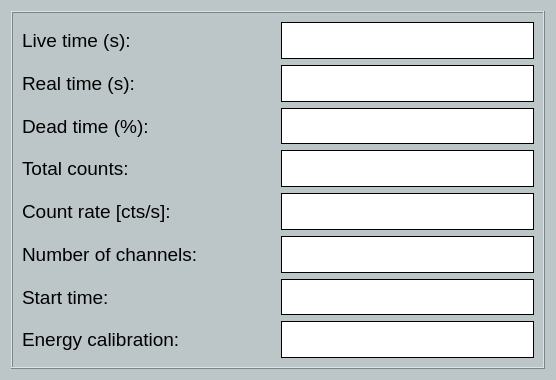
Above: nasagamma/win_info_file.ui from mauricioAyllon/NASA-gamma before the change. Below: the same form after it.
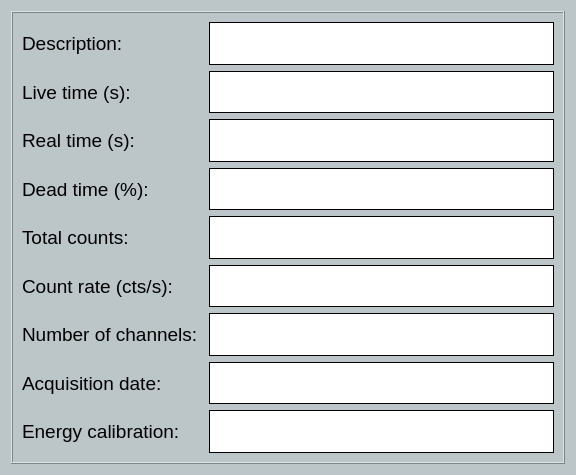
That is the form after the change.

Commit message: Added several parameters and features to the spectrum class like description, energy calibration, and real time. Additonally, I implemented functions to save the spectrum directly to .csv files or .txt files. The latter has more metadata

```diff
--- a/nasagamma/win_info_file.ui
+++ b/nasagamma/win_info_file.ui
@@ -6,8 +6,8 @@
    <rect>
     <x>0</x>
     <y>0</y>
-    <width>556</width>
-    <height>380</height>
+    <width>576</width>
+    <height>475</height>
    </rect>
   </property>
   <property name="palette">
@@ -49,6 +49,15 @@
        </color>
       </brush>
      </colorrole>
+     <colorrole role="PlaceholderText">
+      <brush brushstyle="NoBrush">
+       <color alpha="128">
+        <red>0</red>
+        <green>0</green>
+        <blue>255</blue>
+       </color>
+      </brush>
+     </colorrole>
     </active>
     <inactive>
      <colorrole role="Button">
@@ -87,6 +96,15 @@
        </color>
       </brush>
      </colorrole>
+     <colorrole role="PlaceholderText">
+      <brush brushstyle="NoBrush">
+       <color alpha="128">
+        <red>0</red>
+        <green>0</green>
+        <blue>255</blue>
+       </color>
+      </brush>
+     </colorrole>
     </inactive>
     <disabled>
      <colorrole role="Button">
@@ -125,6 +143,15 @@
        </color>
       </brush>
      </colorrole>
+     <colorrole role="PlaceholderText">
+      <brush brushstyle="NoBrush">
+       <color alpha="128">
+        <red>0</red>
+        <green>0</green>
+        <blue>255</blue>
+       </color>
+      </brush>
+     </colorrole>
     </disabled>
    </palette>
   </property>
@@ -144,19 +171,55 @@
       <enum>QFrame::Raised</enum>
      </property>
      <layout class="QGridLayout" name="gridLayout_2">
-      <item row="0" column="0">
-       <widget class="QLabel" name="label">
+      <item row="7" column="1">
+       <widget class="QLabel" name="label_date">
+        <property name="font">
+         <font>
+          <pointsize>12</pointsize>
+         </font>
+        </property>
+        <property name="styleSheet">
+         <string notr="true">background-color: rgb(255, 255, 255);</string>
+        </property>
+        <property name="frameShape">
+         <enum>QFrame::Box</enum>
+        </property>
+        <property name="text">
+         <string/>
+        </property>
+       </widget>
+      </item>
+      <item row="3" column="1">
+       <widget class="QLabel" name="label_dt">
+        <property name="font">
+         <font>
+          <pointsize>12</pointsize>
+         </font>
+        </property>
+        <property name="styleSheet">
+         <string notr="true">background-color: rgb(255, 255, 255);</string>
+        </property>
+        <property name="frameShape">
+         <enum>QFrame::Box</enum>
+        </property>
+        <property name="text">
+         <string/>
+        </property>
+       </widget>
+      </item>
+      <item row="7" column="0">
+       <widget class="QLabel" name="label_13">
         <property name="font">
          <font>
           <pointsize>14</pointsize>
          </font>
         </property>
         <property name="text">
-         <string>Live time (s): </string>
+         <string>Acquisition date:</string>
         </property>
        </widget>
       </item>
-      <item row="0" column="1">
+      <item row="1" column="1">
        <widget class="QLabel" name="label_lt">
         <property name="font">
          <font>
@@ -174,19 +237,43 @@
         </property>
        </widget>
       </item>
+      <item row="4" column="0">
+       <widget class="QLabel" name="label_3">
+        <property name="font">
+         <font>
+          <pointsize>14</pointsize>
+         </font>
+        </property>
+        <property name="text">
+         <string>Total counts: </string>
+        </property>
+       </widget>
+      </item>
       <item row="1" column="0">
-       <widget class="QLabel" name="label_2">
+       <widget class="QLabel" name="label">
         <property name="font">
          <font>
           <pointsize>14</pointsize>
          </font>
         </property>
         <property name="text">
-         <string>Real time (s): </string>
+         <string>Live time (s): </string>
         </property>
        </widget>
       </item>
-      <item row="1" column="1">
+      <item row="6" column="0">
+       <widget class="QLabel" name="label_5">
+        <property name="font">
+         <font>
+          <pointsize>14</pointsize>
+         </font>
+        </property>
+        <property name="text">
+         <string>Number of channels: </string>
+        </property>
+       </widget>
+      </item>
+      <item row="2" column="1">
        <widget class="QLabel" name="label_rt">
         <property name="font">
          <font>
@@ -204,7 +291,7 @@
         </property>
        </widget>
       </item>
-      <item row="2" column="0">
+      <item row="3" column="0">
        <widget class="QLabel" name="label_15">
         <property name="font">
          <font>
@@ -216,8 +303,8 @@
         </property>
        </widget>
       </item>
-      <item row="2" column="1">
-       <widget class="QLabel" name="label_dt">
+      <item row="6" column="1">
+       <widget class="QLabel" name="label_nch">
         <property name="font">
          <font>
           <pointsize>12</pointsize>
@@ -234,22 +321,10 @@
         </property>
        </widget>
       </item>
-      <item row="3" column="0">
-       <widget class="QLabel" name="label_3">
+      <item row="8" column="1">
+       <widget class="QLabel" name="label_energy_cal">
         <property name="font">
          <font>
-          <pointsize>14</pointsize>
-         </font>
-        </property>
-        <property name="text">
-         <string>Total counts: </string>
-        </property>
-       </widget>
-      </item>
-      <item row="3" column="1">
-       <widget class="QLabel" name="label_tc">
-        <property name="font">
-         <font>
           <pointsize>12</pointsize>
          </font>
         </property>
@@ -264,20 +339,8 @@
         </property>
        </widget>
       </item>
-      <item row="4" column="0">
-       <widget class="QLabel" name="label_4">
-        <property name="font">
-         <font>
-          <pointsize>14</pointsize>
-         </font>
-        </property>
-        <property name="text">
-         <string>Count rate [cts/s]: </string>
-        </property>
-       </widget>
-      </item>
       <item row="4" column="1">
-       <widget class="QLabel" name="label_cr">
+       <widget class="QLabel" name="label_tc">
         <property name="font">
          <font>
           <pointsize>12</pointsize>
@@ -295,66 +358,18 @@
        </widget>
       </item>
       <item row="5" column="0">
-       <widget class="QLabel" name="label_5">
+       <widget class="QLabel" name="label_4">
         <property name="font">
          <font>
           <pointsize>14</pointsize>
          </font>
         </property>
         <property name="text">
-         <string>Number of channels: </string>
+         <string>Count rate (cts/s): </string>
         </property>
        </widget>
       </item>
-      <item row="5" column="1">
-       <widget class="QLabel" name="label_nch">
-        <property name="font">
-         <font>
-          <pointsize>12</pointsize>
-         </font>
-        </property>
-        <property name="styleSheet">
-         <string notr="true">background-color: rgb(255, 255, 255);</string>
-        </property>
-        <property name="frameShape">
-         <enum>QFrame::Box</enum>
-        </property>
-        <property name="text">
-         <string/>
-        </property>
-       </widget>
-      </item>
-      <item row="6" column="0">
-       <widget class="QLabel" name="label_13">
-        <property name="font">
-         <font>
-          <pointsize>14</pointsize>
-         </font>
-        </property>
-        <property name="text">
-         <string>Start time:</string>
-        </property>
-       </widget>
-      </item>
-      <item row="6" column="1">
-       <widget class="QLabel" name="label_time">
-        <property name="font">
-         <font>
-          <pointsize>12</pointsize>
-         </font>
-        </property>
-        <property name="styleSheet">
-         <string notr="true">background-color: rgb(255, 255, 255);</string>
-        </property>
-        <property name="frameShape">
-         <enum>QFrame::Box</enum>
-        </property>
-        <property name="text">
-         <string/>
-        </property>
-       </widget>
-      </item>
-      <item row="7" column="0">
+      <item row="8" column="0">
        <widget class="QLabel" name="label_14">
         <property name="font">
          <font>
@@ -366,8 +381,56 @@
         </property>
        </widget>
       </item>
-      <item row="7" column="1">
-       <widget class="QLabel" name="label_energy_cal">
+      <item row="2" column="0">
+       <widget class="QLabel" name="label_2">
+        <property name="font">
+         <font>
+          <pointsize>14</pointsize>
+         </font>
+        </property>
+        <property name="text">
+         <string>Real time (s): </string>
+        </property>
+       </widget>
+      </item>
+      <item row="5" column="1">
+       <widget class="QLabel" name="label_cr">
+        <property name="font">
+         <font>
+          <pointsize>12</pointsize>
+         </font>
+        </property>
+        <property name="styleSheet">
+         <string notr="true">background-color: rgb(255, 255, 255);</string>
+        </property>
+        <property name="frameShape">
+         <enum>QFrame::Box</enum>
+        </property>
+        <property name="text">
+         <string/>
+        </property>
+       </widget>
+      </item>
+      <item row="0" column="0">
+       <widget class="QLabel" name="label_6">
+        <property name="font">
+         <font>
+          <pointsize>14</pointsize>
+         </font>
+        </property>
+        <property name="text">
+         <string>Description:</string>
+        </property>
+       </widget>
+      </item>
+      <item row="0" column="1">
+       <widget class="QLabel" name="label_descript">
+        <property name="sizePolicy">
+         <sizepolicy hsizetype="Expanding" vsizetype="Preferred">
+          <horstretch>0</horstretch>
+          <verstretch>0</verstretch>
+         </sizepolicy>
+        </property>
         <property name="font">
          <font>
           <pointsize>12</pointsize>
```
The commit also changes 5 other files.
